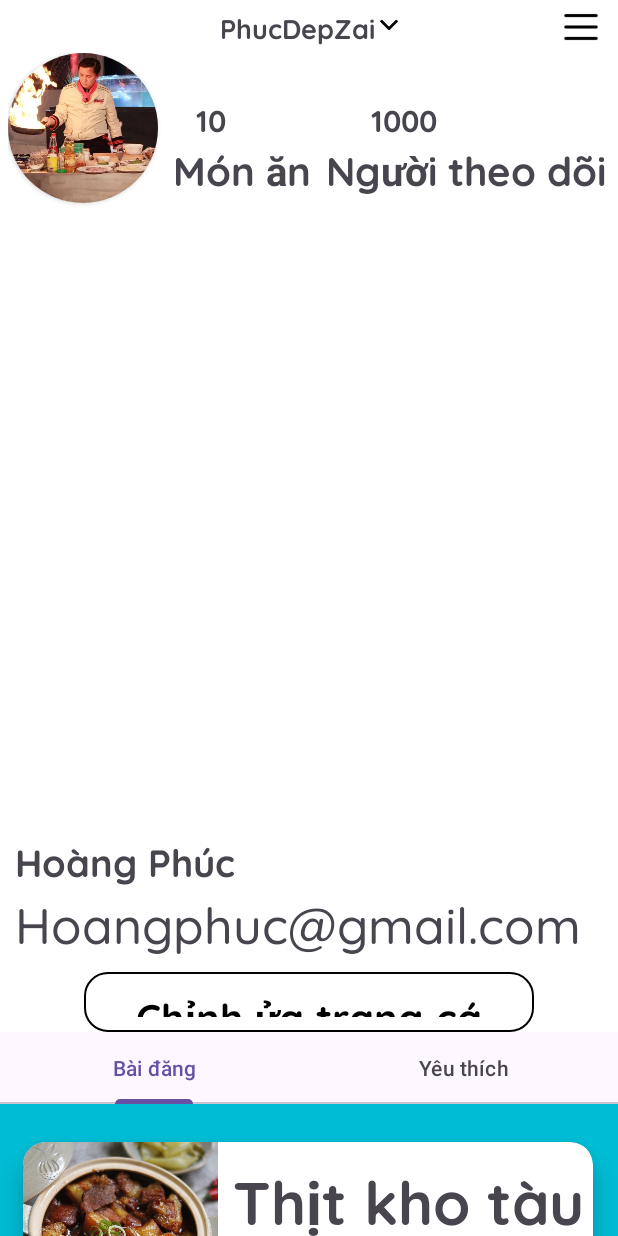
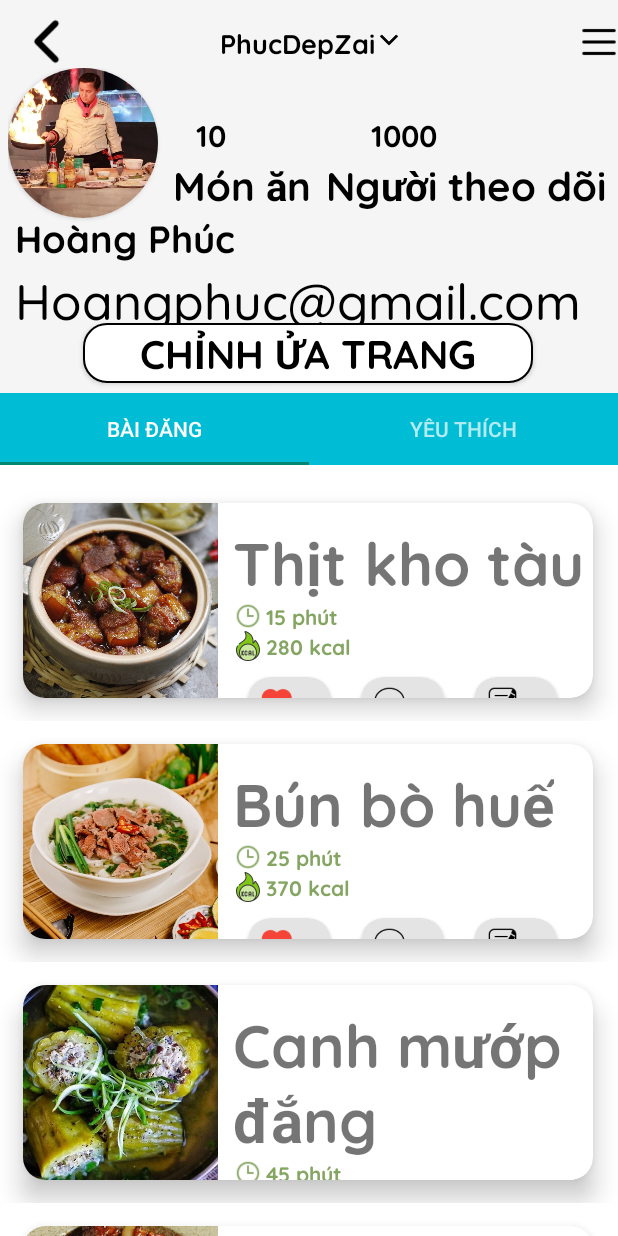
Before and after one commit to HoangPhuc1503/Android, an Android app: the screen it shows after launch (MainActivity), on a phone screen of 412 x 824 dp. Run offline under Robolectric (Android 15) with nearby library versions, the phone set to English and light mode, and no system bars; libraries missing offline, so code that uses them is left out: androidx.palette.graphics.

Commit message:
second commit

```diff
--- a/APP_NAUANN/app/build.gradle.kts
+++ b/APP_NAUANN/app/build.gradle.kts
@@ -33,6 +33,7 @@ dependencies {
     implementation("androidx.appcompat:appcompat:1.6.1")
     implementation("com.google.android.material:material:1.10.0")
     implementation("androidx.constraintlayout:constraintlayout:2.1.4")
+    implementation("androidx.palette:palette:1.0.0")
     testImplementation("junit:junit:4.13.2")
     androidTestImplementation("androidx.test.ext:junit:1.1.5")
     androidTestImplementation("androidx.test.espresso:espresso-core:3.5.1")
--- a/APP_NAUANN/app/src/main/AndroidManifest.xml
+++ b/APP_NAUANN/app/src/main/AndroidManifest.xml
@@ -28,7 +28,7 @@
             </intent-filter>
         </activity>
         <activity
-            android:name=".adapter.MonAnAdapter"
+            android:name=".adapter.AdapterMonAn"
             android:exported="true" />
         <activity
             android:name=".model.MonAn"
--- a/APP_NAUANN/app/src/main/java/com/example/app_nauan/MainActivity.java
+++ b/APP_NAUANN/app/src/main/java/com/example/app_nauan/MainActivity.java
@@ -1,13 +1,18 @@
 package com.example.app_nauan;
 
+import androidx.annotation.Nullable;
 import androidx.appcompat.app.AppCompatActivity;
+import androidx.appcompat.widget.Toolbar;
 import androidx.fragment.app.FragmentStatePagerAdapter;
+import androidx.palette.graphics.Palette;
 import androidx.recyclerview.widget.LinearLayoutManager;
 import androidx.recyclerview.widget.RecyclerView;
 import androidx.viewpager.widget.ViewPager;
 
 import android.app.Dialog;
 import android.content.Intent;
+import android.graphics.Bitmap;
+import android.graphics.BitmapFactory;
 import android.graphics.Color;
 import android.graphics.drawable.ColorDrawable;
 import android.os.Bundle;
@@ -22,6 +27,7 @@ import android.widget.Toast;
 import com.example.app_nauan.adapter.AdapterMonAn;
 import com.example.app_nauan.adapter.ViewPagerAdapter;
 import com.example.app_nauan.model.MonAn;
+import com.google.android.material.appbar.CollapsingToolbarLayout;
 import com.google.android.material.tabs.TabLayout;
 
 import java.util.ArrayList;
@@ -48,6 +54,10 @@ public class MainActivity extends AppCompatActivity {
             }
         });
 
+
+
+//          initToolbal();
+
         mTabLayout = findViewById(R.id.tablayout);
         mViewPager = findViewById(R.id.viewpaper);
         mViewPagerAdapter = new ViewPagerAdapter(getSupportFragmentManager(), FragmentStatePagerAdapter.BEHAVIOR_RESUME_ONLY_CURRENT_FRAGMENT);
@@ -55,29 +65,30 @@ public class MainActivity extends AppCompatActivity {
         mTabLayout.setupWithViewPager(mViewPager);
 
 
-
-
-//        getWindow().getDecorView().setLayoutDirection(View.LAYOUT_DIRECTION_LTR);
-//        LinearLayoutManager linearLayoutManager = new LinearLayoutManager(this, LinearLayoutManager.VERTICAL, false);
-//        recyclerView = findViewById(R.id.recycler_monan);
-//        recyclerView.setHasFixedSize(true);
-//        recyclerView.setLayoutManager(linearLayoutManager);
-//
-//                List<MonAn> arrayList = new ArrayList<>();
-//                arrayList.add(new MonAn("Thịt kho tàu","15 phút", "280 kcal", R.drawable.thanh_pham));
-//                arrayList.add(new MonAn("Bún bò huế","25 phút", "370 kcal", R.drawable.thanh_pham_bunbo));
-//                arrayList.add(new MonAn("Canh mướp đắng","45 phút", "330 kcal", R.drawable.thanh_pham_canhmuopdang));
-//                arrayList.add(new MonAn("Sườn rim ngọt","30 phút", "330 kcal", R.drawable.thanh_pham_suonrim));
-//                arrayList.add(new MonAn("Thị kho","45 phút", "330 kcal", R.drawable.thanh_pham));
-//                arrayList.add(new MonAn("Canh mướp đắng","45 phút", "330 kcal", R.drawable.thanh_pham_canhmuopdang));
-//                arrayList.add(new MonAn("Sườn rim ngọt","30 phút", "330 kcal", R.drawable.thanh_pham_suonrim));
-//                arrayList.add(new MonAn("Thị kho","45 phút", "330 kcal", R.drawable.thanh_pham));
-//                MonAnAdapter adapter = new MonAnAdapter(arrayList);
-//                recyclerView.setAdapter(adapter);
-
-
     }
 
+//private void initToolbal(){
+//    Toolbar toolbar = findViewById(R.id.toobar);
+//    setSupportActionBar(toolbar);
+//    if(getSupportActionBar() !=null ){
+//        getSupportActionBar().setDisplayHomeAsUpEnabled(true);
+//    }
+//}
+
+private void setTabLayAnimation(){
+        final CollapsingToolbarLayout collapsingToolbarLayout = findViewById(R.id.CollapsingToolbarLayout);
+        Bitmap bitmap = BitmapFactory.decodeResource(getResources(),R.drawable.avata);
+        Palette.from(bitmap).generate(new Palette.PaletteAsyncListener() {
+            @Override
+            public void onGenerated(@Nullable Palette palette) {
+                int myColor = palette.getVibrantColor(getResources().getColor(R.color.colorPrimary));
+                int myDarkColor = palette.getVibrantColor(getResources().getColor(R.color.black_trans));
+                collapsingToolbarLayout.setContentScrimColor(myColor);
+                collapsingToolbarLayout.setContentScrimColor(myDarkColor);
+
+            }
+        });
+}
     private void showDialog() {
         final Dialog dialog = new Dialog(this);
         dialog.requestWindowFeature(Window.FEATURE_NO_TITLE);
--- a/APP_NAUANN/app/src/main/java/com/example/app_nauan/fragment/YeuThich_Fragment.java
+++ b/APP_NAUANN/app/src/main/java/com/example/app_nauan/fragment/YeuThich_Fragment.java
@@ -6,12 +6,20 @@ import android.view.View;
 import android.view.ViewGroup;
 
 import androidx.fragment.app.Fragment;
+import androidx.recyclerview.widget.LinearLayoutManager;
+import androidx.recyclerview.widget.RecyclerView;
 
 import com.example.app_nauan.R;
+import com.example.app_nauan.adapter.AdapterMonAn;
+import com.example.app_nauan.model.MonAn;
+
+import java.util.ArrayList;
+import java.util.List;
 
 public class YeuThich_Fragment extends Fragment {
 
-
+    private RecyclerView rcvMonAn;
+    private View mytView;
     public YeuThich_Fragment() {
         // Required empty public constructor
     }
@@ -19,7 +27,28 @@ public class YeuThich_Fragment extends Fragment {
     @Override
     public View onCreateView(LayoutInflater inflater, ViewGroup container,
                              Bundle savedInstanceState) {
-        // Inflate the layout for this fragment
-        return inflater.inflate(R.layout.fragment_yeu_thich, container, false);
+        mytView =  inflater.inflate(R.layout.fragment_yeu_thich, container, false);
+        rcvMonAn = mytView.findViewById(R.id.recycler_monan);
+        LinearLayoutManager linearLayoutManager = new LinearLayoutManager(getActivity());
+        rcvMonAn.setLayoutManager(linearLayoutManager);
+
+        AdapterMonAn adapterMonAn = new AdapterMonAn();
+        adapterMonAn.setData(getListMonAn());
+
+        rcvMonAn.setAdapter(adapterMonAn);
+
+        return mytView;
+    }
+    private List<MonAn> getListMonAn(){
+        List<MonAn> list = new ArrayList<>();
+        list.add(new MonAn("Thịt ","15 phút", "280 kcal", R.drawable.thanh_pham));
+        list.add(new MonAn("Bún bò huế","25 phút", "370 kcal", R.drawable.thanh_pham_bunbo));
+        list.add(new MonAn("Canh mướp đắng","45 phút", "330 kcal", R.drawable.thanh_pham_canhmuopdang));
+        list.add(new MonAn("Sườn rim ngọt","30 phút", "330 kcal", R.drawable.thanh_pham_suonrim));
+        list.add(new MonAn("Thị kho","45 phút", "330 kcal", R.drawable.thanh_pham));
+        list.add(new MonAn("Canh mướp đắng","45 phút", "330 kcal", R.drawable.thanh_pham_canhmuopdang));
+        list.add(new MonAn("Sườn rim ngọt","30 phút", "330 kcal", R.drawable.thanh_pham_suonrim));
+        list.add(new MonAn("Thị kho","45 phút", "330 kcal", R.drawable.thanh_pham));
+        return list;
     }
 }
--- a/APP_NAUANN/app/src/main/res/drawable/dialog_bg.xml
+++ b/APP_NAUANN/app/src/main/res/drawable/dialog_bg.xml
@@ -1,7 +1,7 @@
 <?xml version="1.0" encoding="utf-8"?>
 <shape xmlns:android="http://schemas.android.com/apk/res/android">
       <solid
-          android:color="@color/white"/>
+          android:color="#ffff"/>
     <corners
         android:topLeftRadius="30dp"
         android:topRightRadius="30dp"/>
--- a/APP_NAUANN/app/src/main/res/layout/activity_main.xml
+++ b/APP_NAUANN/app/src/main/res/layout/activity_main.xml
@@ -1,5 +1,5 @@
 <?xml version="1.0" encoding="utf-8"?>
-<androidx.constraintlayout.widget.ConstraintLayout xmlns:android="http://schemas.android.com/apk/res/android"
+<androidx.coordinatorlayout.widget.CoordinatorLayout xmlns:android="http://schemas.android.com/apk/res/android"
     xmlns:app="http://schemas.android.com/apk/res-auto"
     xmlns:tools="http://schemas.android.com/tools"
     android:layout_width="match_parent"
@@ -7,20 +7,46 @@
     tools:context=".MainActivity"
     android:background="#FFFF">
 
+    <com.google.android.material.appbar.AppBarLayout
+        android:id="@+id/appBarLayout"
+        android:layout_width="match_parent"
+        android:layout_height="wrap_content"
+        android:theme="@style/ThemeOverlay.AppCompat.Dark.ActionBar">
+
+        <com.google.android.material.appbar.CollapsingToolbarLayout
+            android:id="@+id/CollapsingToolbarLayout"
+            android:layout_width="match_parent"
+            android:layout_height="310dp"
+            app:titleEnabled="false"
+            app:layout_scrollFlags="scroll|exitUntilCollapsed">
+<!--         <ImageView-->
+<!--             android:layout_width="match_parent"-->
+<!--             android:layout_height="match_parent"-->
+<!--             android:src="@drawable/avata"-->
+<!--             app:layout_collapseMode="parallax"-->
+<!--             android:scaleType="centerCrop"/>-->
+
+            <androidx.appcompat.widget.Toolbar
+                android:id="@+id/toobar"
+                android:layout_width="match_parent"
+                android:layout_height="?attr/actionBarSize"
+                android:layout_marginBottom="30dp"
+                android:theme="@style/ThemeOverlay.AppCompat.Dark"
+                app:layout_collapseMode="pin">
+
                 <LinearLayout
                     android:id="@+id/linesrID"
                     android:layout_width="wrap_content"
                     android:layout_height="wrap_content"
-        android:layout_marginTop="5dp"
-        app:layout_constraintEnd_toEndOf="parent"
-        app:layout_constraintStart_toStartOf="parent"
-        app:layout_constraintTop_toTopOf="parent">
+                    android:layout_gravity="center"
+                    android:layout_marginTop="5dp">
 
                     <TextView
                         android:layout_width="wrap_content"
                         android:layout_height="wrap_content"
                         android:fontFamily="@font/quicksand_bold"
                         android:text="PhucDepZai"
+                        android:textColor="#000000"
                         android:textSize="18dp"
                         app:layout_constraintBottom_toBottomOf="parent"
                         app:layout_constraintEnd_toEndOf="parent"
@@ -41,21 +67,26 @@
                     android:id="@+id/bottom_sheet"
                     android:layout_width="25dp"
                     android:layout_height="25dp"
-        android:layout_marginStart="100dp"
+                    android:layout_gravity="right"
                     android:layout_marginTop="5dp"
                     android:background="@drawable/menu"
+                    app:backgroundTint="@null" />
+
+                <Button
+                    android:id="@+id/quaylai_btn"
+                    android:layout_width="30dp"
+                    android:layout_height="30dp"
+                    android:layout_marginTop="10dp"
                     app:backgroundTint="@null"
-        app:layout_constraintEnd_toEndOf="parent"
-        app:layout_constraintHorizontal_bias="0.444"
-        app:layout_constraintStart_toEndOf="@id/linesrID"
-        app:layout_constraintTop_toBottomOf="parent"
-        app:layout_constraintTop_toTopOf="parent" />
+                    android:background="@drawable/quaylai"/>
+
+            </androidx.appcompat.widget.Toolbar>
 
             <LinearLayout
                 android:id="@+id/linearAVT"
                 android:layout_width="wrap_content"
                 android:layout_height="wrap_content"
-        android:layout_marginTop="30dp"
+                android:layout_marginTop="45dp"
                 android:layout_marginStart="5dp"
                 app:layout_constraintStart_toStartOf="parent"
                 app:layout_constraintTop_toTopOf="@id/linesrID">
@@ -90,12 +121,14 @@
                         android:layout_marginStart="15dp"
                         android:textSize="20dp"
                         android:text="10"
+                        android:textColor="#000000"
                         android:fontFamily="@font/quicksand_bold"/>
 
                     <TextView
                         android:layout_width="wrap_content"
                         android:layout_height="wrap_content"
                         android:textSize="40px"
+                        android:textColor="#000000"
                         android:text="Món ăn"
                         android:fontFamily="@font/quicksand_bold"/>
 
@@ -115,12 +148,14 @@
                         android:layout_marginStart="30dp"
                         android:textSize="20dp"
                         android:text="1000"
+                        android:textColor="#000000"
                         android:fontFamily="@font/quicksand_bold"/>
 
                     <TextView
                         android:layout_width="wrap_content"
                         android:layout_height="wrap_content"
                         android:textSize="40px"
+                        android:textColor="#000000"
                         android:fontFamily="@font/quicksand_bold"
                         android:text="Người theo dõi" />
                 </LinearLayout>
@@ -139,12 +174,14 @@
                         android:layout_marginStart="35dp"
                         android:textSize="20dp"
                         android:text="35"
+                        android:textColor="#000000"
                         android:fontFamily="@font/quicksand_bold"/>
 
                     <TextView
                         android:layout_width="wrap_content"
                         android:layout_height="wrap_content"
                         android:textSize="40px"
+                        android:textColor="#000000"
                         android:fontFamily="@font/quicksand_bold"
                         android:text="Đang theo dõi" />
                 </LinearLayout>
@@ -157,34 +194,37 @@
                 android:layout_height="wrap_content"
                 android:orientation="vertical"
                 android:layout_marginStart="10dp"
+                android:layout_marginTop="140dp"
                 app:layout_constraintStart_toStartOf="parent"
                 app:layout_constraintTop_toBottomOf="@id/linearAVT">
+
                 <TextView
                     android:layout_width="wrap_content"
                     android:layout_height="wrap_content"
+                    android:fontFamily="@font/quicksand_bold"
                     android:text="Hoàng Phúc"
-            android:fontFamily="@font/quicksand_bold"
-            android:textSize="25dp"
-            />
+                    android:textColor="#000000"
+                    android:textSize="25dp" />
+
                 <TextView
                     android:layout_width="wrap_content"
                     android:layout_height="wrap_content"
                     android:fontFamily="@font/quicksand_medium"
                     android:text="Hoangphuc@gmail.com"
+                    android:textColor="#000000"
                     android:textSize="50px"/>
             </LinearLayout>
-
-
             <Button
                 android:id="@+id/button"
                 android:layout_width="300dp"
                 android:layout_height="40dp"
-                android:layout_marginTop="10dp"
+                android:layout_marginTop="215dp"
                 android:paddingHorizontal="20dp"
+                android:layout_marginStart="55dp"
                 android:background="@drawable/edit_background_bt_suatrang"
                 android:text="Chỉnh ửa trang cá nhân"
                 android:textSize="40px"
-                android:textColor="@color/black"
+                android:textColor="#000000"
                 android:fontFamily="@font/quicksand_bold"
                 app:backgroundTint="@null"
                 app:layout_constraintTop_toBottomOf="@id/Txt_Name"
@@ -192,6 +232,34 @@
                 app:layout_constraintEnd_toEndOf="parent"
                 />
 
+
+
+
+            <com.google.android.material.tabs.TabLayout
+                android:id="@+id/tablayout"
+                android:layout_width="match_parent"
+                android:layout_height="wrap_content"
+                android:layout_gravity="bottom"
+                android:background="#00BCD4"
+                />
+
+        </com.google.android.material.appbar.CollapsingToolbarLayout>
+
+    </com.google.android.material.appbar.AppBarLayout>
+
+
+
+        <androidx.viewpager.widget.ViewPager
+            android:id="@+id/viewpaper"
+            android:layout_width="match_parent"
+            android:layout_height="match_parent"
+            app:layout_behavior="@string/appbar_scrolling_view_behavior" >
+
+            <View
+                android:layout_width="match_parent"
+                android:layout_height="match_parent"
+                android:alpha="0.1" />
+        </androidx.viewpager.widget.ViewPager>
 
     <!--    <androidx.cardview.widget.CardView-->
     <!--        android:id="@+id/Timkiem"-->
@@ -243,23 +311,4 @@
     <!--        app:layout_constraintTop_toBottomOf="@id/button"-->
     <!--        app:layout_constraintVertical_bias="0.0" />-->
 
-
-<com.google.android.material.tabs.TabLayout
-    android:id="@+id/tablayout"
-    android:layout_width="match_parent"
-    android:layout_height="wrap_content"
-    app:layout_constraintEnd_toEndOf="parent"
-    app:layout_constraintHorizontal_bias="1.0"
-    app:layout_constraintStart_toStartOf="parent"
-    app:layout_constraintTop_toBottomOf="@id/button"/>
-
-    <androidx.viewpager.widget.ViewPager
-        android:id="@+id/viewpaper"
-        android:layout_width="match_parent"
-        android:layout_height="400dp"
-        app:layout_constraintEnd_toEndOf="parent"
-        app:layout_constraintHorizontal_bias="1.0"
-        app:layout_constraintStart_toStartOf="parent"
-        app:layout_constraintTop_toBottomOf="@id/tablayout"/>
-
-</androidx.constraintlayout.widget.ConstraintLayout>
+</androidx.coordinatorlayout.widget.CoordinatorLayout>
--- a/APP_NAUANN/app/src/main/res/layout/fragment_bai_dang_.xml
+++ b/APP_NAUANN/app/src/main/res/layout/fragment_bai_dang_.xml
@@ -3,7 +3,7 @@
     xmlns:tools="http://schemas.android.com/tools"
     android:layout_width="match_parent"
     android:layout_height="match_parent"
-    android:background="#00BCD4"
+    android:background="#FFFFFF"
     tools:context=".fragment.BaiDang_Fragment">
 
         <androidx.recyclerview.widget.RecyclerView
--- a/APP_NAUANN/app/src/main/res/layout/fragment_yeu_thich.xml
+++ b/APP_NAUANN/app/src/main/res/layout/fragment_yeu_thich.xml
@@ -3,15 +3,13 @@
     xmlns:tools="http://schemas.android.com/tools"
     android:layout_width="match_parent"
     android:layout_height="match_parent"
-    android:background="#4CAF50"
+    android:background="#FFFFFF"
     tools:context=".fragment.BaiDang_Fragment">
 
-    <TextView
+    <androidx.recyclerview.widget.RecyclerView
+        android:id="@+id/recycler_monan"
         android:layout_width="match_parent"
         android:layout_height="match_parent"
-        android:textColor="@color/white"
-        android:textSize="20sp"
-        android:layout_margin="15dp"
-        android:text="@string/yeuthich_fragment" />
+        android:paddingTop="10dp"/>
 
 </FrameLayout>
--- a/APP_NAUANN/app/src/main/res/values-night/themes.xml
+++ b/APP_NAUANN/app/src/main/res/values-night/themes.xml
@@ -1,6 +1,6 @@
 <resources xmlns:tools="http://schemas.android.com/tools">
     <!-- Base application theme. -->
-    <style name="Base.Theme.APP_NAUAN" parent="Theme.Material3.DayNight.NoActionBar">
+    <style name="Base.Theme.APP_NAUAN" parent="Theme.AppCompat.DayNight.NoActionBar">
         <!-- Customize your dark theme here. -->
         <!-- <item name="colorPrimary">@color/my_dark_primary</item> -->
     </style>
--- a/APP_NAUANN/app/src/main/res/values/colors.xml
+++ b/APP_NAUANN/app/src/main/res/values/colors.xml
@@ -1,5 +1,7 @@
 <?xml version="1.0" encoding="utf-8"?>
 <resources>
-    <color name="black">#FF000000</color>
-    <color name="white">#FFFFFFFF</color>
+    <color name="colorPrimary">#008577</color>
+    <color name="colorPrimaryDark">#00574B</color>
+    <color name="colorAccent">#D81B60</color>
+    <color name="black_trans">#33000000</color>
 </resources>
--- a/APP_NAUANN/app/src/main/res/values/themes.xml
+++ b/APP_NAUANN/app/src/main/res/values/themes.xml
@@ -1,6 +1,6 @@
 <resources xmlns:tools="http://schemas.android.com/tools">
     <!-- Base application theme. -->
-    <style name="Base.Theme.APP_NAUAN" parent="Theme.Material3.DayNight.NoActionBar">
+    <style name="Base.Theme.APP_NAUAN" parent="Theme.AppCompat.DayNight.NoActionBar">
         <!-- Customize your light theme here. -->
         <!-- <item name="colorPrimary">@color/my_light_primary</item> -->
     </style>
```
Lines whose indentation alone changed are shown as unchanged.
